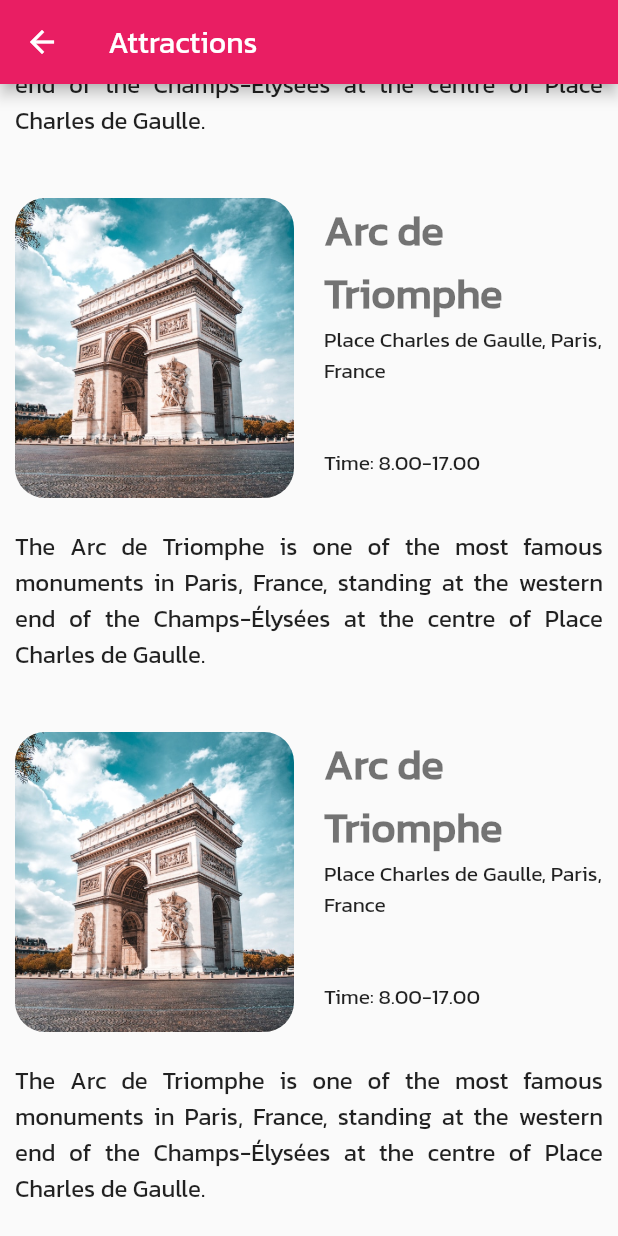
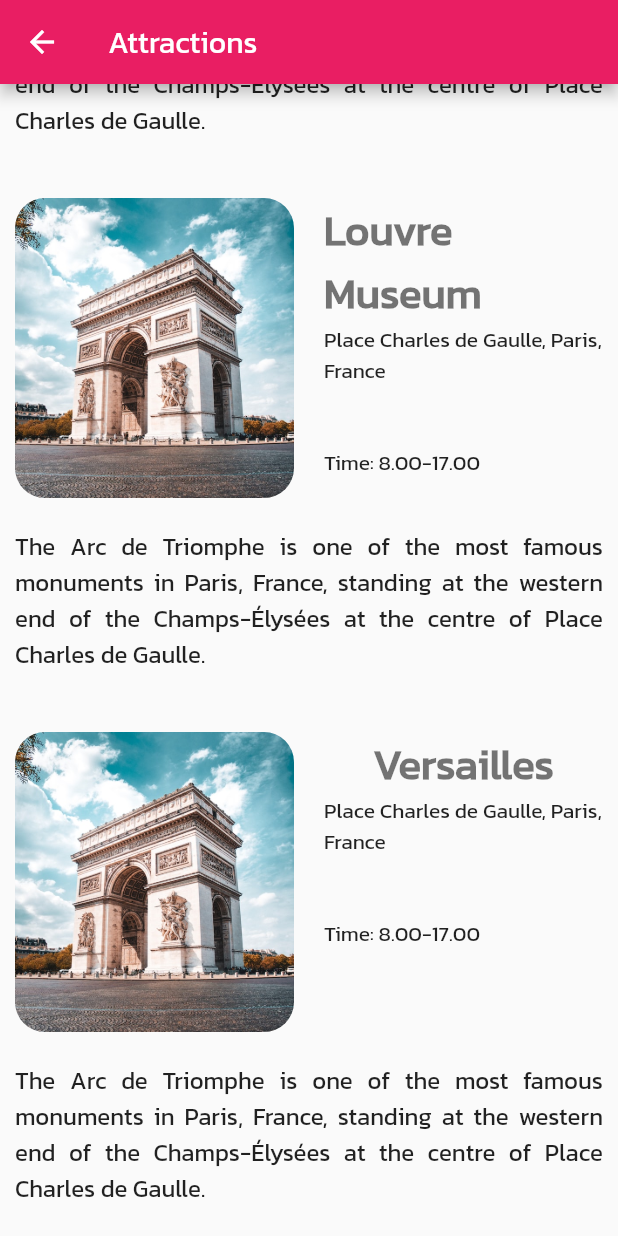
Before and after one commit to 2018Patty/flutter_mysql, a Flutter app: the UserList screen opened by its route, scrolled down 300 dp, on a phone screen of 412 x 824 dp. Run offline on Flutter 3.47's test engine with Material 2 defaults, Android fonts, the phone set to English and light mode, and no system bars; our stand-ins replace fluttertoast, splashscreen; missing offline and left inert: lipsum.

Commit message:
add customwidget

```diff
--- a/lib/main.dart
+++ b/lib/main.dart
@@ -44,7 +44,7 @@ void main() => runApp(new MaterialApp(
         //   secondary: Color(0xFFd81b60),
         // ),
       ),
-      initialRoute: '/home',
+      initialRoute: '/cardNews',
       routes: {
         '/userlist': (context)=> UserList(),
         '/async' : (context)=> AsyncDemo(),
--- a/lib/userlist.dart
+++ b/lib/userlist.dart
@@ -16,13 +16,13 @@ class _UserListState extends State<UserList> {
           'The Arc de Triomphe  is one of the most famous monuments in Paris, France, standing at the western end of the Champs-Élysées at the centre of Place Charles de Gaulle.'
     },
     {
-      'name': 'Arc de Triomphe',
+      'name': 'Louvre Museum',
       'address': 'Place Charles de Gaulle, Paris, France',
       'info':
           'The Arc de Triomphe  is one of the most famous monuments in Paris, France, standing at the western end of the Champs-Élysées at the centre of Place Charles de Gaulle.'
     },
     {
-      'name': 'Arc de Triomphe',
+      'name': 'Versailles',
       'address': 'Place Charles de Gaulle, Paris, France',
       'info':
           'The Arc de Triomphe  is one of the most famous monuments  in Paris, France, standing at the western end of the Champs-Élysées at the centre of Place Charles de Gaulle.'
```
Also changed, not shown: lib/cardnews.dart (+8 -5 lines).
